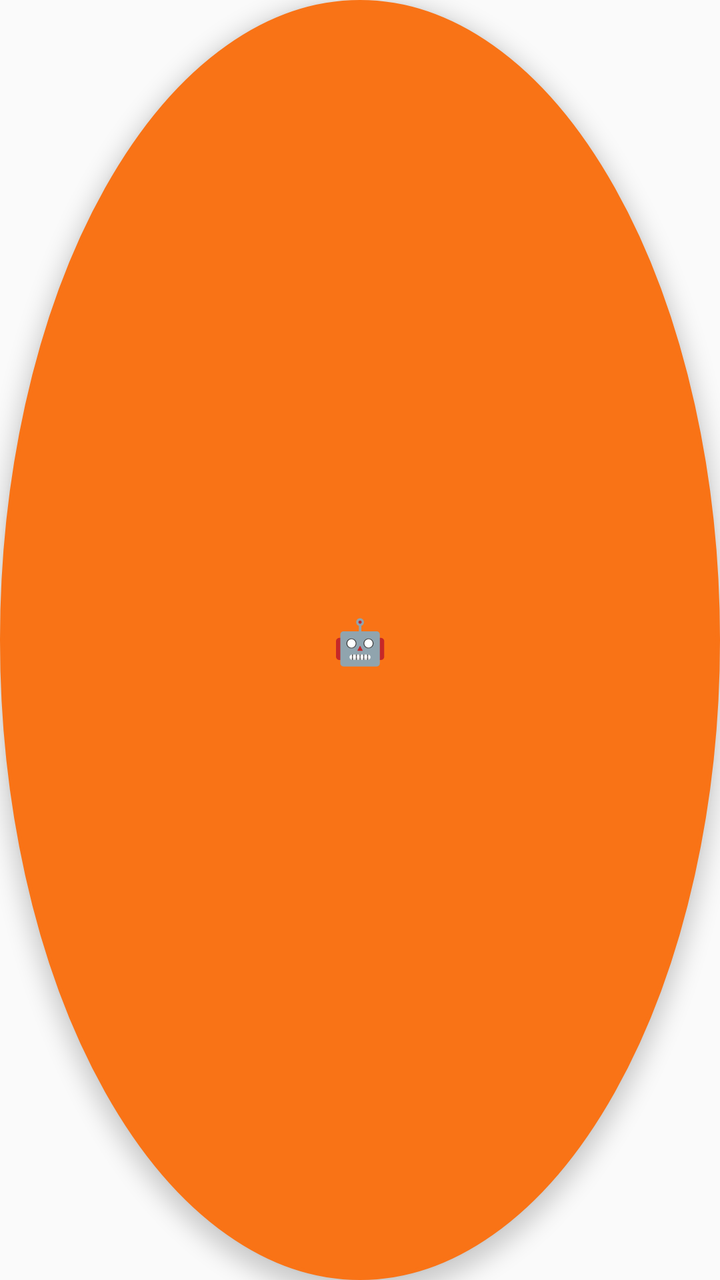
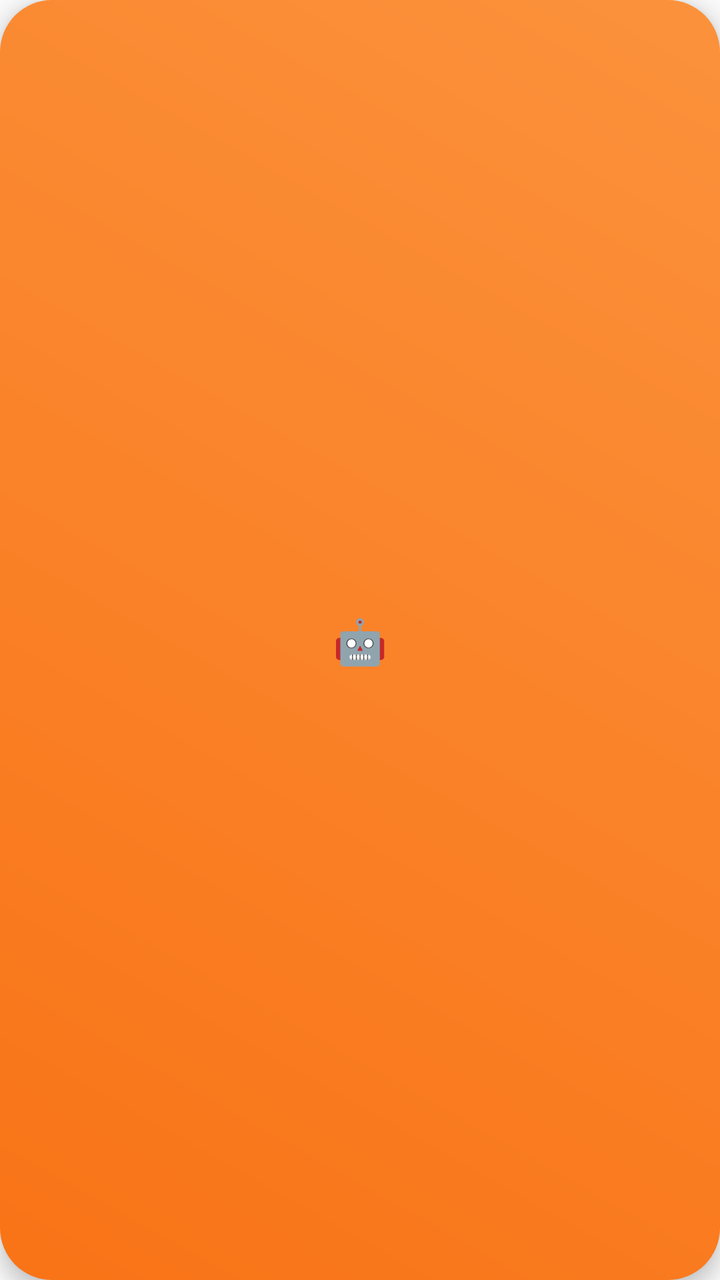

An Android layout rendered at two revisions. The XML below is the earlier revision; the diff shows what the commit changed to produce the second picture.
<!-- AndroidManifest.xml: application theme Theme.ClothingSI -->
<!-- res/layout/view_agent_fab.xml -->
<?xml version="1.0" encoding="utf-8"?>
<TextView xmlns:android="http://schemas.android.com/apk/res/android"
    android:id="@+id/agent_fab"
    android:layout_width="44dp"
    android:layout_height="44dp"
    android:text="🤖"
    android:textSize="22sp"
    android:gravity="center"
    android:background="@drawable/agent_fab_bg"
    android:backgroundTint="@color/md_primary"
    android:elevation="6dp"
    android:clickable="true"
    android:focusable="true" />
<!-- resources referenced by this layout -->
<resources>
  <color name="md_primary">#F97316</color>
  <!-- drawable agent_fab_bg (drawable) -->
  <?xml version="1.0" encoding="utf-8"?>
  <shape xmlns:android="http://schemas.android.com/apk/res/android"
      android:shape="oval">
      <solid android:color="@color/primary" />
      <stroke android:width="2dp" android:color="#FFFFFFFF" />
  </shape>
  <style name="Theme.ClothingSI" parent="Theme.Material3.Light.NoActionBar">
          
          <item name="colorPrimary">@color/md_primary</item>
          <item name="colorOnPrimary">@color/md_on_primary</item>
          <item name="colorPrimaryContainer">@color/md_primary_container</item>
          <item name="colorOnPrimaryContainer">@color/md_on_primary_container</item>
  
          
          <item name="colorSecondary">@color/md_secondary</item>
          <item name="colorOnSecondary">@color/md_on_secondary</item>
          <item name="colorSecondaryContainer">@color/md_secondary_container</item>
          <item name="colorOnSecondaryContainer">@color/md_on_secondary_container</item>
  
          
          <item name="android:colorBackground">@color/md_surface_container_low</item>
          <item name="colorSurface">@color/md_surface</item>
          <item name="colorOnSurface">@color/md_on_surface</item>
          <item name="colorOnSurfaceVariant">@color/md_on_surface_variant</item>
  
          
          <item name="colorOutline">@color/md_outline</item>
          <item name="colorOutlineVariant">@color/md_outline_variant</item>
  
          
          <item name="colorError">@color/md_error</item>
          <item name="colorOnError">@color/md_on_error</item>
  
          
          <item name="android:statusBarColor">@android:color/transparent</item>
          <item name="android:navigationBarColor">@color/md_surface</item>
          <item name="android:windowLightStatusBar">true</item>
  
          
          <item name="android:fontFamily">sans-serif</item>
          <item name="android:textViewStyle">@style/TextView.Base</item>
      </style>
  <color name="primary">#2E7D32</color>
  <color name="md_on_primary">#FFFFFF</color>
  <color name="md_primary_container">#FFF7ED</color>
  <color name="md_on_primary_container">#5C3D00</color>
  <color name="md_secondary">#2563EB</color>
  <color name="md_on_secondary">#FFFFFF</color>
  <color name="md_secondary_container">#DBEAFE</color>
  <color name="md_on_secondary_container">#001A3E</color>
  <color name="md_surface_container_low">#FAFAFA</color>
  <color name="md_surface">#FFFFFF</color>
  <color name="md_on_surface">#1F2937</color>
  <color name="md_on_surface_variant">#9CA3AF</color>
  <color name="md_outline">#9CA3AF</color>
  <color name="md_outline_variant">#D1D5DB</color>
  <color name="md_error">#EF4444</color>
  <color name="md_on_error">#FFFFFF</color>
  <style name="TextView.Base" parent="android:Widget.TextView">
          <item name="android:fontFamily">sans-serif</item>
      </style>
</resources>

<!-- the commit's change to res/layout/view_agent_fab.xml (unified diff, before → after) -->
@@ -6,8 +6,7 @@
     android:text="🤖"
     android:textSize="22sp"
     android:gravity="center"
-    android:background="@drawable/agent_fab_bg"
-    android:backgroundTint="@color/md_primary"
+    android:background="@drawable/btn_gradient_primary"
     android:elevation="6dp"
     android:clickable="true"
     android:focusable="true" />
<!-- resource entries referenced after the edit -->
@@ -1,13 +1,15 @@
 <!-- resources referenced by this layout -->
 <resources>
+  <!-- drawable btn_gradient_primary (drawable) -->
+  <?xml version="1.0" encoding="utf-8"?>
+  <shape xmlns:android="http://schemas.android.com/apk/res/android" android:shape="rectangle">
+      <corners android:radius="26dp" />
+      <gradient
+          android:startColor="#F97316"
+          android:endColor="#FB923C"
+          android:angle="45" />
+  </shape>
   <color name="md_primary">#F97316</color>
-  <!-- drawable agent_fab_bg (drawable) -->
-  <?xml version="1.0" encoding="utf-8"?>
-  <shape xmlns:android="http://schemas.android.com/apk/res/android"
-      android:shape="oval">
-      <solid android:color="@color/primary" />
-      <stroke android:width="2dp" android:color="#FFFFFFFF" />
-  </shape>
   <style name="Theme.ClothingSI" parent="Theme.Material3.Light.NoActionBar">
           
           <item name="colorPrimary">@color/md_primary</item>
@@ -44,7 +46,6 @@
           <item name="android:fontFamily">sans-serif</item>
           <item name="android:textViewStyle">@style/TextView.Base</item>
       </style>
-  <color name="primary">#2E7D32</color>
   <color name="md_on_primary">#FFFFFF</color>
   <color name="md_primary_container">#FFF7ED</color>
   <color name="md_on_primary_container">#5C3D00</color>
